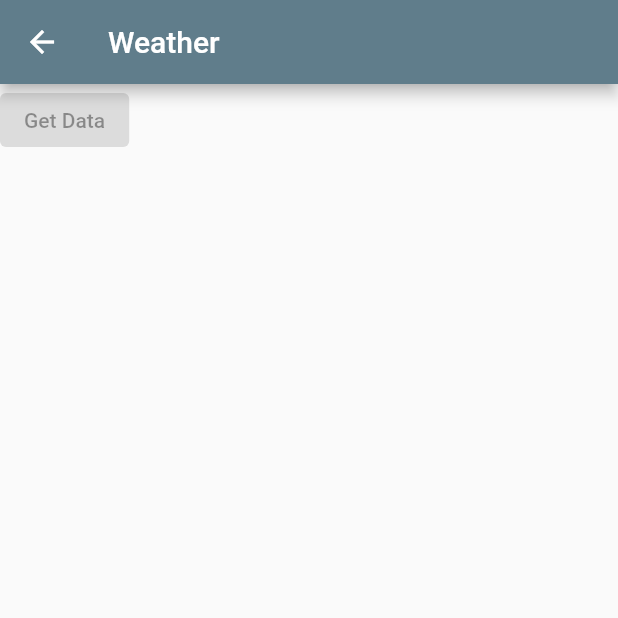
After one commit to Nwabisa-Mawu/flutter_application_first, a Flutter app: the WeatherScreen screen opened directly, on a phone screen of 412 x 824 dp, the top half of it. The commit adds this screen. Run offline on Flutter 3.47's test engine with Material 2 defaults, Android fonts, the phone set to English and light mode, and no system bars; statements that could not run were skipped.

Commit message:
Started weather page

```diff
--- a/lib/screens/BMI_screen.dart
+++ b/lib/screens/BMI_screen.dart
@@ -135,9 +135,12 @@ class _BmiScreenState extends State<BmiScreen> {
       bmi = weight * 703 / (height * height);
     }
 
-    // show the result in the UI
+  // show the result in the UI
     setState(() {
       result = 'Your BMI is ${bmi.toStringAsFixed(2)}';
     });
   }
+
+
+
 }
--- /dev/null
+++ b/lib/screens/weather_screen.dart
@@ -0,0 +1,29 @@
+import 'package:flutter/material.dart';
+import '../data/http_helper.dart';
+
+class WeatherScreen extends StatefulWidget {
+  const WeatherScreen({super.key});
+
+  @override
+  State<WeatherScreen> createState() => _WeatherScreenState();
+}
+
+class _WeatherScreenState extends State<WeatherScreen> {
+  String result = '';
+
+  @override
+  Widget build(BuildContext context) {
+    return Scaffold(
+      appBar: AppBar(title: Text('Weather')),
+      body: Column(
+        children: [
+          ElevatedButton(
+            onPressed: getData,
+            child: Text('Get Data'),
+            ),
+          Text(result),
+        ],
+      ),
+    );
+  }
+}
--- a/lib/shared/menu_drawer.dart
+++ b/lib/shared/menu_drawer.dart
@@ -5,6 +5,7 @@
 import 'package:flutter/material.dart';
 import '../screens/bmi_screen.dart';
 import '../screens/intro_screen.dart';
+import '../screens/weather_screen.dart';
 
 class MenuDrawer extends StatelessWidget {
   const MenuDrawer({super.key});
@@ -59,6 +60,8 @@ class MenuDrawer extends StatelessWidget {
               case 'BMI Calculator':
                 screen = BmiScreen();
                 break;
+              case 'Weather':
+                screen = WeatherScreen();
             }
 
             // to remove the drawer on back navigation
--- a/pubspec.yaml
+++ b/pubspec.yaml
@@ -30,6 +30,8 @@ environment:
 dependencies:
   flutter:
     sdk: flutter
+# Below is the http package found on pub.dev
+  http: ^1.1.0
 
 
   # The following adds the Cupertino Icons font to your application.
```
Also changed, not shown: lib/data/http_helper.dart (added, +22 -0 lines), pubspec.lock.
